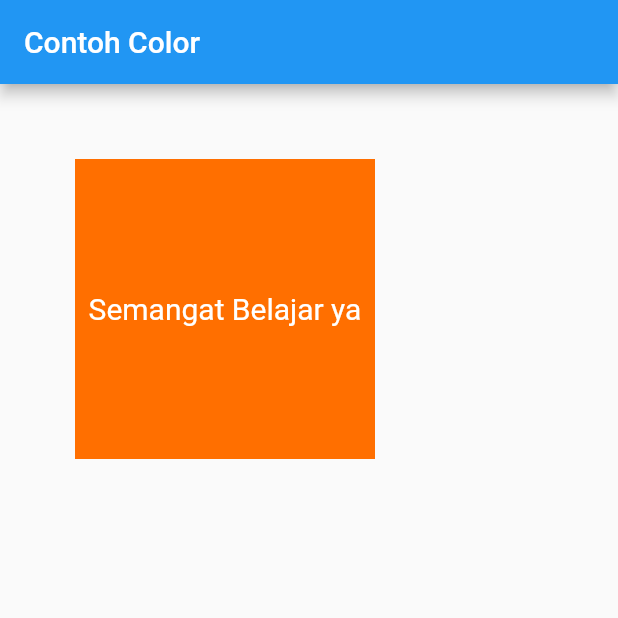
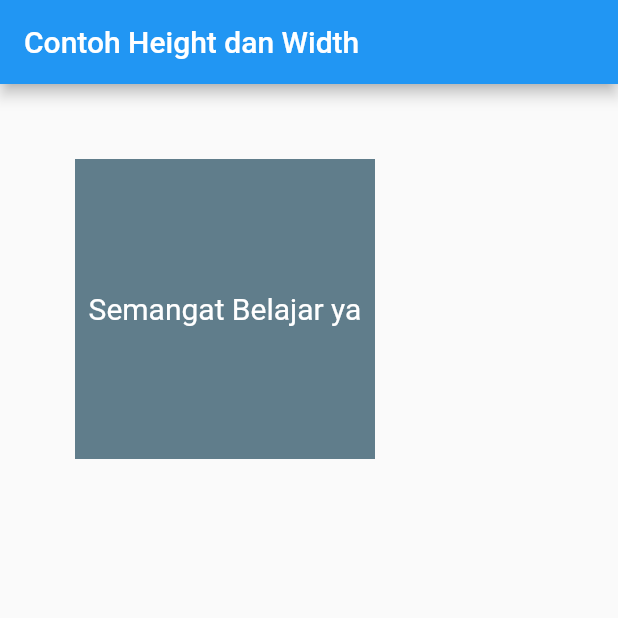
Before and after one commit to almirars/jobsheet2, a Flutter app: the screen it shows after launch, on a phone screen of 412 x 824 dp, the top half of it. Run offline on Flutter 3.47's test engine with Material 2 defaults, Android fonts, the phone set to English and light mode, and no system bars.

Commit message:
coba height dan width

```diff
--- a/lib/main.dart
+++ b/lib/main.dart
@@ -8,13 +8,13 @@ class MyApp extends StatelessWidget {
   Widget build(BuildContext context) {
     return MaterialApp(
       home: Scaffold(
-          appBar: AppBar(title: Text("Contoh Color")),
+          appBar: AppBar(title: Text("Contoh Height dan Width")),
           body: Container(
               margin: EdgeInsets.all(50),
               height: 200,
               width: 200,
               alignment: Alignment.center,
-              color: Colors.amber[900],
+              color: Colors.blueGrey,
               child: Text(
                 'Semangat Belajar ya',
                 style: TextStyle(fontSize: 20, color: Colors.white),
```
